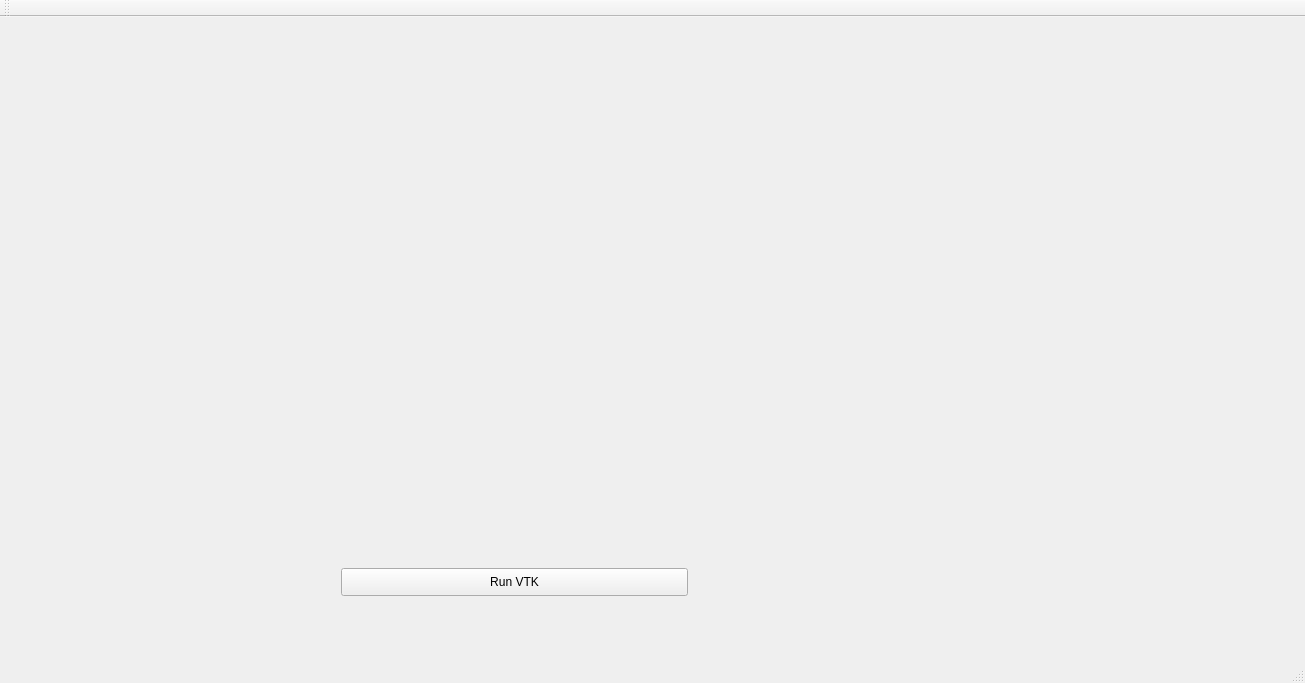
Before: the Qt Designer form Comparisoft/QT/Comparisoft/mainwindow.ui in zifangah/Capstone3DModelling, drawn with Qt 5.
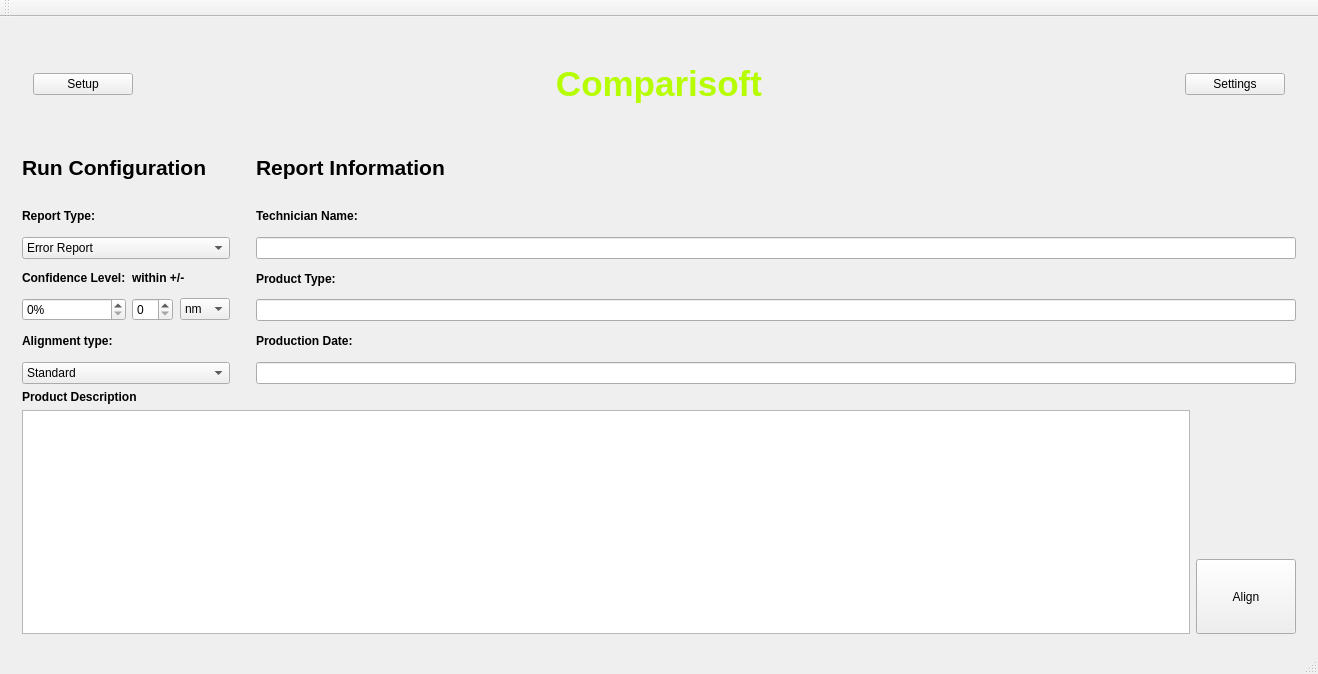
After: the same form once the commit is applied. The open tabs and pages were chosen to show the change.

```diff
--- a/Comparisoft/QT/Comparisoft/mainwindow.ui
+++ b/Comparisoft/QT/Comparisoft/mainwindow.ui
@@ -6,8 +6,8 @@
    <rect>
     <x>0</x>
     <y>0</y>
-    <width>1305</width>
-    <height>683</height>
+    <width>1318</width>
+    <height>674</height>
    </rect>
   </property>
   <property name="windowTitle">
@@ -21,8 +21,20 @@
     </sizepolicy>
    </property>
    <layout class="QVBoxLayout" name="verticalLayout_12">
+    <property name="topMargin">
+     <number>7</number>
+    </property>
+    <property name="bottomMargin">
+     <number>7</number>
+    </property>
     <item>
      <widget class="QStackedWidget" name="View_Holder">
+      <property name="minimumSize">
+       <size>
+        <width>0</width>
+        <height>0</height>
+       </size>
+      </property>
       <property name="currentIndex">
        <number>0</number>
       </property>
@@ -46,7 +58,17 @@
               <enum>QLayout::SetMinimumSize</enum>
              </property>
              <item>
-              <widget class="QLabel" name="label">
+              <widget class="QWidget" name="widget_5" native="true">
+               <property name="maximumSize">
+                <size>
+                 <width>100</width>
+                 <height>16777215</height>
+                </size>
+               </property>
+              </widget>
+             </item>
+             <item>
+              <widget class="QLabel" name="Banner">
                <property name="maximumSize">
                 <size>
                  <width>16777215</width>
@@ -278,19 +300,526 @@
        </layout>
       </widget>
       <widget class="QWidget" name="Config_Page">
-       <widget class="QPushButton" name="RunVTK">
-        <property name="geometry">
-         <rect>
-          <x>330</x>
-          <y>540</y>
-          <width>347</width>
-          <height>28</height>
-         </rect>
-        </property>
-        <property name="text">
-         <string>Run VTK</string>
-        </property>
-       </widget>
+       <layout class="QVBoxLayout" name="verticalLayout_15">
+        <item>
+         <widget class="QWidget" name="widget_3" native="true">
+          <property name="maximumSize">
+           <size>
+            <width>16777215</width>
+            <height>100</height>
+           </size>
+          </property>
+          <layout class="QVBoxLayout" name="verticalLayout_16">
+           <item>
+            <layout class="QHBoxLayout" name="horizontalLayout_10">
+             <property name="sizeConstraint">
+              <enum>QLayout::SetMinimumSize</enum>
+             </property>
+             <item>
+              <widget class="QPushButton" name="ReturnToMainPage">
+               <property name="maximumSize">
+                <size>
+                 <width>100</width>
+                 <height>16777215</height>
+                </size>
+               </property>
+               <property name="text">
+                <string>Setup</string>
+               </property>
+              </widget>
+             </item>
+             <item>
+              <widget class="QWidget" name="widget_6" native="true"/>
+             </item>
+             <item>
+              <widget class="QLabel" name="Banner_2">
+               <property name="maximumSize">
+                <size>
+                 <width>16777215</width>
+                 <height>50</height>
+                </size>
+               </property>
+               <property name="text">
+                <string>&lt;html&gt;&lt;head/&gt;&lt;body&gt;&lt;p&gt;&lt;span style=&quot; font-size:26pt; font-weight:600; color:#b6fd01;&quot;&gt;Comparisoft&lt;/span&gt;&lt;/p&gt;&lt;/body&gt;&lt;/html&gt;</string>
+               </property>
+               <property name="textFormat">
+                <enum>Qt::RichText</enum>
+               </property>
+               <property name="alignment">
+                <set>Qt::AlignCenter</set>
+               </property>
+              </widget>
+             </item>
+             <item>
+              <widget class="QWidget" name="widget_7" native="true">
+               <property name="minimumSize">
+                <size>
+                 <width>0</width>
+                 <height>76</height>
+                </size>
+               </property>
+              </widget>
+             </item>
+             <item>
+              <widget class="QPushButton" name="Settings_Button_2">
+               <property name="maximumSize">
+                <size>
+                 <width>100</width>
+                 <height>16777215</height>
+                </size>
+               </property>
+               <property name="text">
+                <string>Settings</string>
+               </property>
+              </widget>
+             </item>
+            </layout>
+           </item>
+          </layout>
+         </widget>
+        </item>
+        <item>
+         <layout class="QHBoxLayout" name="horizontalLayout_11">
+          <item>
+           <layout class="QVBoxLayout" name="verticalLayout_17">
+            <item>
+             <widget class="QLabel" name="label_15">
+              <property name="text">
+               <string>&lt;html&gt;&lt;head/&gt;&lt;body&gt;&lt;p&gt;&lt;span style=&quot; font-size:16pt; font-weight:600;&quot;&gt;Run Configuration&lt;/span&gt;&lt;/p&gt;&lt;/body&gt;&lt;/html&gt;</string>
+              </property>
+             </widget>
+            </item>
+            <item>
+             <layout class="QVBoxLayout" name="verticalLayout_20">
+              <item>
+               <widget class="QLabel" name="label">
+                <property name="text">
+                 <string>&lt;b&gt;Report Type:&lt;/b&gt;</string>
+                </property>
+               </widget>
+              </item>
+              <item>
+               <layout class="QHBoxLayout" name="horizontalLayout_21">
+                <item>
+                 <widget class="QComboBox" name="Report_Type">
+                  <property name="currentText">
+                   <string>Error Report</string>
+                  </property>
+                  <property name="currentIndex">
+                   <number>0</number>
+                  </property>
+                  <item>
+                   <property name="text">
+                    <string>Error Report</string>
+                   </property>
+                  </item>
+                 </widget>
+                </item>
+               </layout>
+              </item>
+             </layout>
+            </item>
+            <item>
+             <layout class="QHBoxLayout" name="horizontalLayout_13">
+              <item>
+               <layout class="QVBoxLayout" name="verticalLayout_21">
+                <item>
+                 <widget class="QLabel" name="label_9">
+                  <property name="text">
+                   <string>&lt;b&gt;Confidence Level:&lt;/b&gt;</string>
+                  </property>
+                 </widget>
+                </item>
+                <item>
+                 <layout class="QHBoxLayout" name="horizontalLayout_19">
+                  <item>
+                   <widget class="QSpinBox" name="Confidence_Level">
+                    <property name="suffix">
+                     <string>%</string>
+                    </property>
+                   </widget>
+                  </item>
+                 </layout>
+                </item>
+               </layout>
+              </item>
+              <item>
+               <layout class="QVBoxLayout" name="verticalLayout_22">
+                <item>
+                 <widget class="QLabel" name="label_10">
+                  <property name="text">
+                   <string>&lt;html&gt;&lt;head/&gt;&lt;body&gt;&lt;p&gt;&lt;span style=&quot; font-weight:600;&quot;&gt;within +/-&lt;/span&gt;&lt;/p&gt;&lt;/body&gt;&lt;/html&gt;</string>
+                  </property>
+                 </widget>
+                </item>
+                <item>
+                 <layout class="QHBoxLayout" name="horizontalLayout_12">
+                  <property name="spacing">
+                   <number>7</number>
+                  </property>
+                  <item>
+                   <widget class="QSpinBox" name="Error_Bound"/>
+                  </item>
+                  <item>
+                   <widget class="QComboBox" name="Error_Unit">
+                    <item>
+                     <property name="text">
+                      <string>nm</string>
+                     </property>
+                    </item>
+                    <item>
+                     <property name="text">
+                      <string>mm</string>
+                     </property>
+                    </item>
+                   </widget>
+                  </item>
+                 </layout>
+                </item>
+               </layout>
+              </item>
+             </layout>
+            </item>
+            <item>
+             <layout class="QHBoxLayout" name="horizontalLayout_14">
+              <item>
+               <layout class="QVBoxLayout" name="verticalLayout_23">
+                <item>
+                 <widget class="QLabel" name="label_11">
+                  <property name="text">
+                   <string>&lt;b&gt;Alignment type:&lt;/b&gt;</string>
+                  </property>
+                 </widget>
+                </item>
+                <item>
+                 <layout class="QHBoxLayout" name="horizontalLayout_20">
+                  <item>
+                   <widget class="QComboBox" name="Allignment_Type">
+                    <item>
+                     <property name="text">
+                      <string>Standard</string>
+                     </property>
+                    </item>
+                    <item>
+                     <property name="text">
+                      <string>Quick</string>
+                     </property>
+                    </item>
+                   </widget>
+                  </item>
+                 </layout>
+                </item>
+               </layout>
+              </item>
+             </layout>
+            </item>
+           </layout>
+          </item>
+          <item>
+           <spacer name="verticalSpacer">
+            <property name="orientation">
+             <enum>Qt::Vertical</enum>
+            </property>
+            <property name="sizeHint" stdset="0">
+             <size>
+              <width>20</width>
+              <height>40</height>
+             </size>
+            </property>
+           </spacer>
+          </item>
+          <item>
+           <layout class="QVBoxLayout" name="verticalLayout_18">
+            <item>
+             <widget class="QLabel" name="label_16">
+              <property name="minimumSize">
+               <size>
+                <width>0</width>
+                <height>0</height>
+               </size>
+              </property>
+              <property name="text">
+               <string>&lt;html&gt;&lt;head/&gt;&lt;body&gt;&lt;p&gt;&lt;span style=&quot; font-size:16pt; font-weight:600;&quot;&gt;Report Information&lt;/span&gt;&lt;/p&gt;&lt;/body&gt;&lt;/html&gt;</string>
+              </property>
+             </widget>
+            </item>
+            <item>
+             <layout class="QVBoxLayout" name="verticalLayout_24">
+              <item>
+               <widget class="QLabel" name="label_12">
+                <property name="text">
+                 <string>&lt;b&gt;Technician Name:&lt;/b&gt;</string>
+                </property>
+               </widget>
+              </item>
+              <item>
+               <widget class="QLineEdit" name="Technician_Name"/>
+              </item>
+             </layout>
+            </item>
+            <item>
+             <layout class="QVBoxLayout" name="verticalLayout_25">
+              <item>
+               <widget class="QLabel" name="label_13">
+                <property name="text">
+                 <string>&lt;b&gt;Product Type:&lt;/b&gt;</string>
+                </property>
+               </widget>
+              </item>
+              <item>
+               <widget class="QLineEdit" name="Product_Name"/>
+              </item>
+             </layout>
+            </item>
+            <item>
+             <layout class="QVBoxLayout" name="verticalLayout_26">
+              <item>
+               <widget class="QLabel" name="label_14">
+                <property name="text">
+                 <string>&lt;b&gt;Production Date:&lt;/b&gt;</string>
+                </property>
+               </widget>
+              </item>
+              <item>
+               <widget class="QLineEdit" name="Production_Date"/>
+              </item>
+             </layout>
+            </item>
+           </layout>
+          </item>
+         </layout>
+        </item>
+        <item>
+         <layout class="QVBoxLayout" name="verticalLayout_19">
+          <item>
+           <layout class="QHBoxLayout" name="horizontalLayout_18">
+            <item>
+             <layout class="QVBoxLayout" name="verticalLayout_32">
+              <item>
+               <widget class="QLabel" name="label_20">
+                <property name="text">
+                 <string>&lt;b&gt;Product Description&lt;/b&gt;</string>
+                </property>
+               </widget>
+              </item>
+              <item>
+               <widget class="QPlainTextEdit" name="Product_Description"/>
+              </item>
+             </layout>
+            </item>
+            <item>
+             <layout class="QVBoxLayout" name="verticalLayout_33">
+              <item>
+               <spacer name="verticalSpacer_5">
+                <property name="orientation">
+                 <enum>Qt::Vertical</enum>
+                </property>
+                <property name="sizeHint" stdset="0">
+                 <size>
+                  <width>20</width>
+                  <height>40</height>
+                 </size>
+                </property>
+               </spacer>
+              </item>
+              <item>
+               <widget class="QPushButton" name="RunVTK">
+                <property name="minimumSize">
+                 <size>
+                  <width>100</width>
+                  <height>75</height>
+                 </size>
+                </property>
+                <property name="maximumSize">
+                 <size>
+                  <width>200</width>
+                  <height>16777215</height>
+                 </size>
+                </property>
+                <property name="layoutDirection">
+                 <enum>Qt::LeftToRight</enum>
+                </property>
+                <property name="text">
+                 <string>Align</string>
+                </property>
+               </widget>
+              </item>
+             </layout>
+            </item>
+           </layout>
+          </item>
+         </layout>
+        </item>
+       </layout>
+      </widget>
+      <widget class="QWidget" name="Settings_Page">
+       <layout class="QVBoxLayout" name="verticalLayout_28">
+        <item>
+         <widget class="QWidget" name="widget_4" native="true">
+          <property name="maximumSize">
+           <size>
+            <width>16777215</width>
+            <height>100</height>
+           </size>
+          </property>
+          <layout class="QVBoxLayout" name="verticalLayout_27">
+           <item>
+            <layout class="QHBoxLayout" name="horizontalLayout_15">
+             <property name="sizeConstraint">
+              <enum>QLayout::SetMinimumSize</enum>
+             </property>
+             <item>
+              <widget class="QPushButton" name="Return_to_Setup_Button">
+               <property name="maximumSize">
+                <size>
+                 <width>100</width>
+                 <height>16777215</height>
+                </size>
+               </property>
+               <property name="text">
+                <string>Setup</string>
+               </property>
+              </widget>
+             </item>
+             <item>
+              <widget class="QWidget" name="widget_2" native="true">
+               <property name="minimumSize">
+                <size>
+                 <width>0</width>
+                 <height>73</height>
+                </size>
+               </property>
+              </widget>
+             </item>
+             <item>
+              <widget class="QLabel" name="Banner_3">
+               <property name="maximumSize">
+                <size>
+                 <width>16777215</width>
+                 <height>50</height>
+                </size>
+               </property>
+               <property name="text">
+                <string>&lt;html&gt;&lt;head/&gt;&lt;body&gt;&lt;p&gt;&lt;span style=&quot; font-size:26pt; font-weight:600; color:#b6fd01;&quot;&gt;Comparisoft&lt;/span&gt;&lt;/p&gt;&lt;/body&gt;&lt;/html&gt;</string>
+               </property>
+               <property name="textFormat">
+                <enum>Qt::RichText</enum>
+               </property>
+               <property name="alignment">
+                <set>Qt::AlignCenter</set>
+               </property>
+              </widget>
+             </item>
+             <item>
+              <widget class="QWidget" name="widget_8" native="true">
+               <property name="minimumSize">
+                <size>
+                 <width>0</width>
+                 <height>73</height>
+                </size>
+               </property>
+              </widget>
+             </item>
+             <item>
+              <widget class="QPushButton" name="Return_to_Configuration_Button">
+               <property name="maximumSize">
+                <size>
+                 <width>100</width>
+                 <height>16777215</height>
+                </size>
+               </property>
+               <property name="text">
+                <string>Configuration</string>
+               </property>
+              </widget>
+             </item>
+            </layout>
+           </item>
+          </layout>
+         </widget>
+        </item>
+        <item>
+         <layout class="QHBoxLayout" name="horizontalLayout_16">
+          <item>
+           <layout class="QVBoxLayout" name="verticalLayout_29">
+            <item>
+             <widget class="QLabel" name="label_17">
+              <property name="text">
+               <string>&lt;b&gt;Model Working Directory:&lt;/b&gt;</string>
+              </property>
+             </widget>
+            </item>
+            <item>
+             <widget class="QLineEdit" name="Model_Working_Directory"/>
+            </item>
+            <item>
+             <spacer name="verticalSpacer_2">
+              <property name="orientation">
+               <enum>Qt::Vertical</enum>
+              </property>
+              <property name="sizeHint" stdset="0">
+               <size>
+                <width>20</width>
+                <height>40</height>
+               </size>
+              </property>
+             </spacer>
+            </item>
+           </layout>
+          </item>
+          <item>
+           <layout class="QVBoxLayout" name="verticalLayout_30">
+            <item>
+             <widget class="QLabel" name="label_18">
+              <property name="text">
+               <string>&lt;b&gt;Reports Working Directory:&lt;/b&gt;</string>
+              </property>
+             </widget>
+            </item>
+            <item>
+             <widget class="QLineEdit" name="Reports_Working_Directory"/>
+            </item>
+            <item>
+             <spacer name="verticalSpacer_3">
+              <property name="orientation">
+               <enum>Qt::Vertical</enum>
+              </property>
+              <property name="sizeHint" stdset="0">
+               <size>
+                <width>20</width>
+                <height>40</height>
+               </size>
+              </property>
+             </spacer>
+            </item>
+            <item>
+             <widget class="QLabel" name="label_19">
+              <property name="text">
+               <string>&lt;html&gt;&lt;head/&gt;&lt;body&gt;&lt;p&gt;&lt;span style=&quot; font-weight:600;&quot;&gt;Aligned Models Save Location&lt;/span&gt;&lt;/p&gt;&lt;/body&gt;&lt;/html&gt;</string>
+              </property>
+             </widget>
+            </item>
+            <item>
+             <widget class="QLineEdit" name="Aligned_Models_Save_Location"/>
+            </item>
+            <item>
+             <spacer name="verticalSpacer_4">
+              <property name="orientation">
+               <enum>Qt::Vertical</enum>
+              </property>
+              <property name="sizeHint" stdset="0">
+               <size>
+                <width>20</width>
+                <height>40</height>
+               </size>
+              </property>
+             </spacer>
+            </item>
+           </layout>
+          </item>
+         </layout>
+        </item>
+       </layout>
       </widget>
      </widget>
     </item>
```
Left out of the diff: 71 changed lines with no effect on the pictures.
